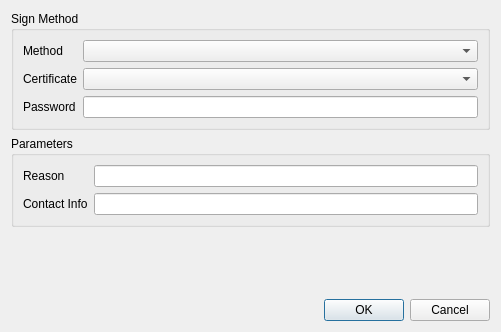
Before: the Qt Designer form Pdf4QtEditorPlugins/SignaturePlugin/signdialog.ui in JakubMelka/PDF4QT, drawn with Qt 5.
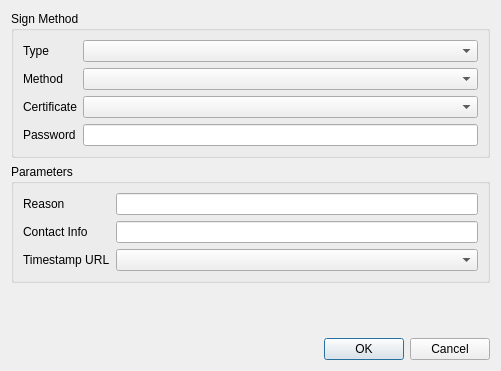
After: the same form once the commit is applied.

Commit message: Issue #188: Timestamp feature request

Patch:
```diff
--- a/Pdf4QtEditorPlugins/SignaturePlugin/signdialog.ui
+++ b/Pdf4QtEditorPlugins/SignaturePlugin/signdialog.ui
@@ -6,8 +6,8 @@
    <rect>
     <x>0</x>
     <y>0</y>
-    <width>501</width>
-    <height>332</height>
+   <width>501</width>
+    <height>371</height>
    </rect>
   </property>
   <property name="windowTitle">
@@ -21,33 +21,43 @@
      </property>
      <layout class="QGridLayout" name="gridLayout">
       <item row="0" column="0">
+       <widget class="QLabel" name="signatureTypeLabel">
+        <property name="text">
+         <string>Type</string>
+        </property>
+       </widget>
+      </item>
+      <item row="0" column="1">
+       <widget class="QComboBox" name="signatureTypeCombo"/>
+      </item>
+      <item row="1" column="0">
        <widget class="QLabel" name="methodLabel">
         <property name="text">
          <string>Method</string>
         </property>
        </widget>
       </item>
-      <item row="0" column="1">
+      <item row="1" column="1">
        <widget class="QComboBox" name="methodCombo"/>
       </item>
-      <item row="1" column="0">
+      <item row="2" column="0">
        <widget class="QLabel" name="certificateLabel">
         <property name="text">
          <string>Certificate</string>
         </property>
        </widget>
       </item>
-      <item row="1" column="1">
+      <item row="2" column="1">
        <widget class="QComboBox" name="certificateCombo"/>
       </item>
-      <item row="2" column="0">
+      <item row="3" column="0">
        <widget class="QLabel" name="passwordLabel">
         <property name="text">
          <string>Password</string>
         </property>
        </widget>
       </item>
-      <item row="2" column="1">
+      <item row="3" column="1">
        <widget class="QLineEdit" name="certificatePasswordEdit">
         <property name="echoMode">
          <enum>QLineEdit::Password</enum>
@@ -94,6 +104,16 @@
         </property>
        </widget>
       </item>
+      <item row="2" column="0">
+       <widget class="QLabel" name="timestampUrlLabel">
+        <property name="text">
+         <string>Timestamp URL</string>
+        </property>
+       </widget>
+      </item>
+      <item row="2" column="1">
+       <widget class="QComboBox" name="timestampUrlCombo"/>
+      </item>
      </layout>
     </widget>
    </item>
```
The commit also changes 19 other files.
